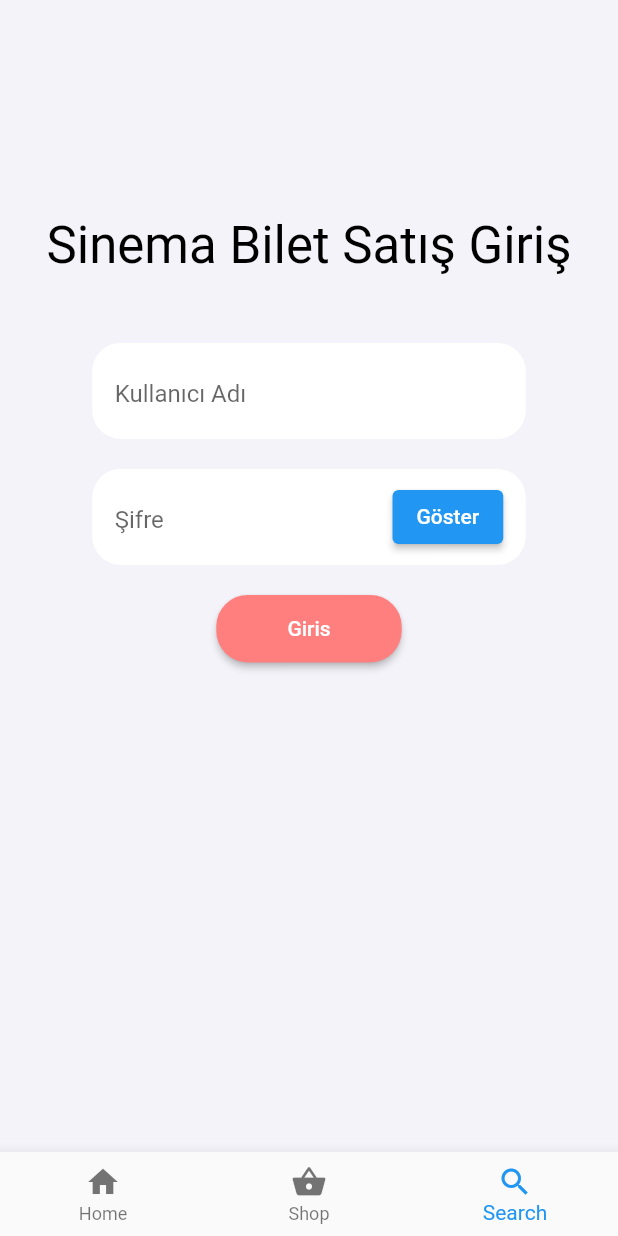
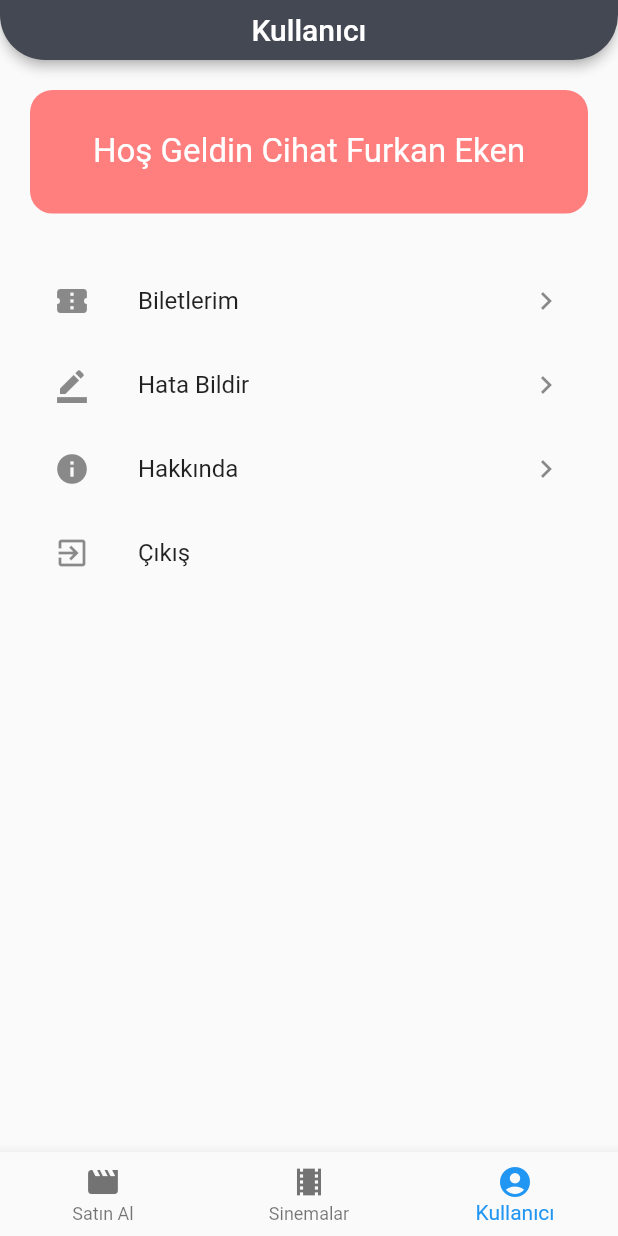
Before and after one commit to cihatfurkaneken/CinemaTickets, a Flutter app: the screen it shows after launch, item 3 of the bottom bar chosen, on a phone screen of 412 x 824 dp. Run offline on Flutter 3.47's test engine with Material 2 defaults, Android fonts, the phone set to English and light mode, and no system bars; missing offline and left inert: fancy_bottom_bar.

Commit message:
ayarlar page

```diff
--- a/lib/models/tabs.dart
+++ b/lib/models/tabs.dart
@@ -1,6 +1,7 @@
 import 'package:flutter/material.dart';
 import 'package:flutter/widgets.dart';
 import 'package:sinemabilet/views/anaekran.dart';
+import 'package:sinemabilet/views/ayarlar.dart';
 import 'package:sinemabilet/views/giris.dart';
 import 'package:sinemabilet/views/sinema.dart';
 
@@ -18,18 +19,18 @@ class TabNavigationItem {
   static List<TabNavigationItem> get items => [
         TabNavigationItem(
           page: anaekran(),
-          icon: Icon(Icons.home),
-          title: "Home",
+          icon: Icon(Icons.movie),
+          title: "Satın Al",
         ),
         TabNavigationItem(
           page: sinema(),
-          icon: Icon(Icons.shopping_basket),
-          title: "Shop",
+          icon: Icon(Icons.theaters),
+          title: "Sinemalar",
         ),
         TabNavigationItem(
-          page: giris(),
-          icon: Icon(Icons.search),
-          title: "Search",
+          page: ayarlar(),
+          icon: Icon(Icons.account_circle),
+          title: "Kullanıcı",
         ),
       ];
 }
--- /dev/null
+++ b/lib/views/ayarlar.dart
@@ -0,0 +1,87 @@
+import 'package:flutter/material.dart';
+
+class ayarlar extends StatelessWidget {
+  static Route<dynamic> route() => MaterialPageRoute(
+        builder: (context) => ayarlar(),
+      );
+  @override
+  Widget build(BuildContext context) {
+    double genislik = MediaQuery.of(context).size.width;
+    double yukseklik = MediaQuery.of(context).size.height;
+    return Scaffold(
+      appBar: PreferredSize(
+        preferredSize: Size.fromHeight(40.0),
+        child: AppBar(
+          backgroundColor: Color(0xff434852),
+          elevation: 3.0,
+          shape: RoundedRectangleBorder(
+            borderRadius: BorderRadius.only(
+              bottomRight: Radius.circular(30.0),
+              bottomLeft: Radius.circular(30.0),
+            ),
+          ),
+          centerTitle: true,
+          title: Text("Kullanıcı"),
+        ),
+      ),
+      body: Padding(
+        padding: EdgeInsets.all(20),
+        child: Column(children: <Widget>[
+          Container(
+            alignment: Alignment.center,
+            padding: EdgeInsets.all(15),
+            //color: Color(0xffFF7E7E),
+            height: yukseklik * 0.10,
+            width: double.infinity,
+            child: Text(
+              "Hoş Geldin Cihat Furkan Eken",
+              style: TextStyle(fontSize: 22, color: Colors.white),
+              //textAlign: TextAlign.center,
+            ),
+            decoration: BoxDecoration(
+              borderRadius: BorderRadius.circular(15),
+              color: Color(0xffFF7E7E),
+            ),
+          ),
+          SizedBox(height: 30),
+          ListView(
+            shrinkWrap: true,
+            padding: EdgeInsets.zero,
+            children: <Widget>[
+              ListTile(
+                leading: Icon(Icons.confirmation_num),
+                trailing: Icon(Icons.chevron_right),
+                title: Text('Biletlerim'),
+                onTap: () => {},
+              ),
+              ListTile(
+                leading: Icon(Icons.border_color),
+                trailing: Icon(Icons.chevron_right),
+                title: Text('Hata Bildir'),
+                onTap: () => {Navigator.of(context).pop()},
+              ),
+              ListTile(
+                leading: Icon(Icons.info),
+                title: Text('Hakkında'),
+                trailing: Icon(Icons.chevron_right),
+                onTap: () {
+                  showAboutDialog(
+                    context: context,
+                    applicationVersion: '0.8.1',
+                    applicationLegalese:
+                        'Cihat Furkan Eken Tarafından tez projesi olarak geliştirilmiştir. Tüm hakkı saklıdır',
+                  );
+                },
+              ),
+              ListTile(
+                leading: Icon(Icons.exit_to_app),
+                title: Text('Çıkış'),
+                onTap: () => {Navigator.of(context).pop()},
+              ),
+            ],
+          ),
+        ]),
+      ),
+    );
+  }
+}
```
Also changed, not shown: lib/views/anaekran.dart (+6 -4 lines), lib/views/bilet.dart (+4 -4 lines), lib/views/sinema.dart (+4 -4 lines), lib/views/sinemadetay.dart (+64 -2 lines), pubspec.yaml (+6 -5 lines), lib/views/images/inc.jpg (renamed from lib/views/inc.jpg), lib/views/images/int.jpg (renamed from lib/views/int.jpg), lib/views/images/joker.jpg (renamed from lib/views/joker.jpg), lib/views/images/sinema.jpg (added), lib/views/images/togo.jpg (renamed from lib/views/togo.jpg).
